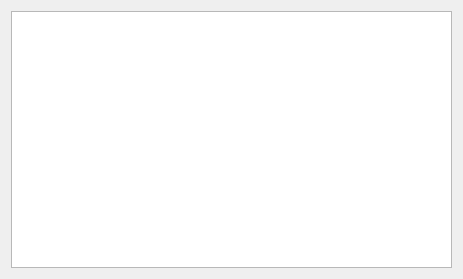
Old version of the form src/ui/qqfacepanel.ui in the repository zhanlangsir/Qtqq.
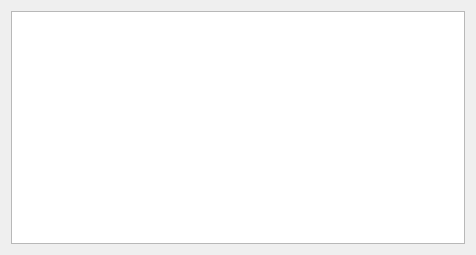
New version of the form.

Diff of the .ui file:
```diff
--- a/src/ui/qqfacepanel.ui
+++ b/src/ui/qqfacepanel.ui
@@ -6,8 +6,8 @@
    <rect>
     <x>0</x>
     <y>0</y>
-    <width>463</width>
-    <height>279</height>
+    <width>476</width>
+    <height>255</height>
    </rect>
   </property>
   <property name="sizePolicy">
```
Left out of the diff: 6 changed lines with no effect on the pictures.
